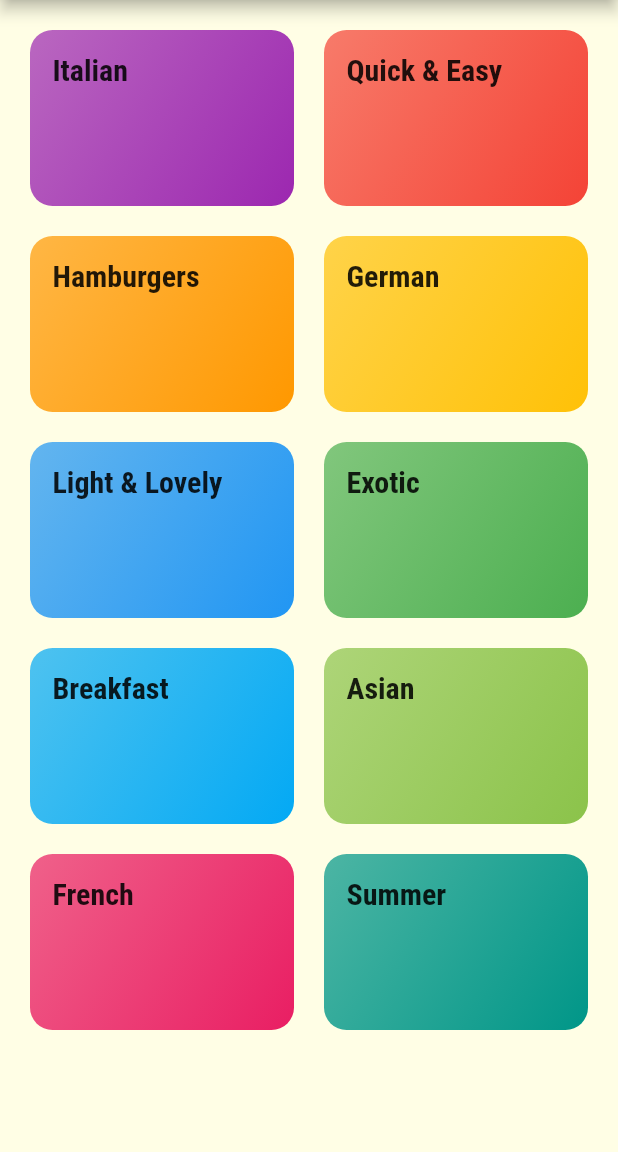
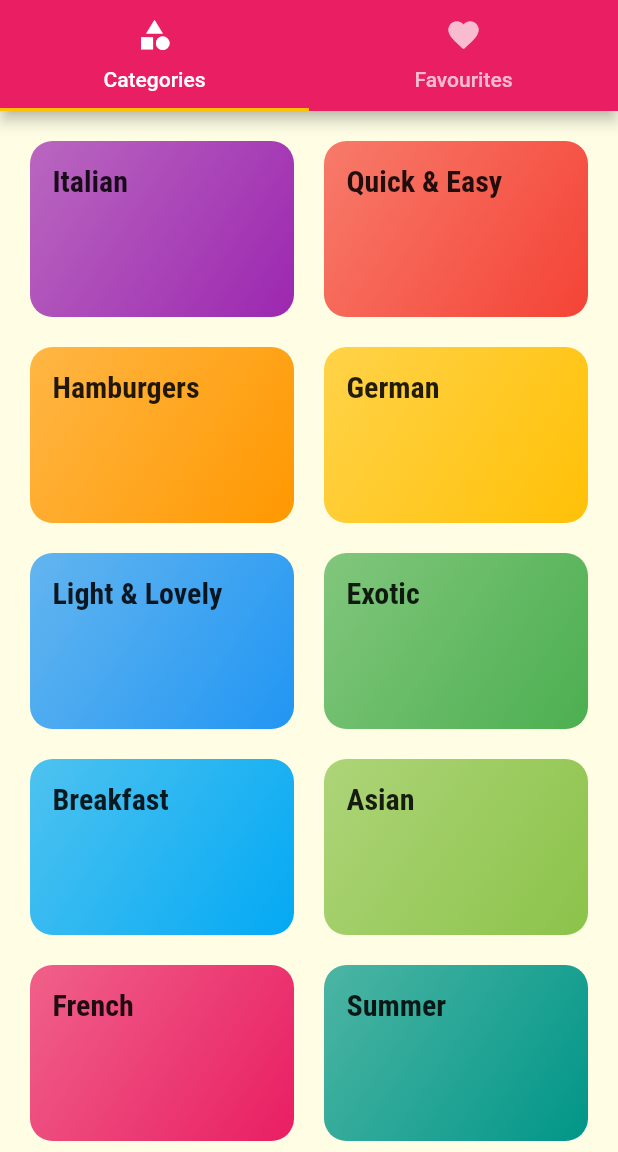
Before and after one commit to thisisbillall/Recipo, a Flutter app: the screen it shows after launch, on a phone screen of 412 x 824 dp, the part 84-1236 px from its top. Run offline on Flutter 3.47's test engine with Material 2 defaults, Android fonts, the phone set to English and light mode, and no system bars; Roboto replaces fonts that are missing (Railway).

Commit message:
Nav Tabs added

```diff
--- a/lib/main.dart
+++ b/lib/main.dart
@@ -2,6 +2,7 @@ import 'package:flutter/material.dart';
 import 'package:recipo/screens/Categories_screen.dart';
 import 'package:recipo/screens/category_meals_screen.dart';
 import 'package:recipo/screens/meal_detail_screen.dart';
+import 'package:recipo/screens/tab_screen.dart';
 
 void main() => runApp(MyApp());
 
@@ -25,10 +26,14 @@ class MyApp extends StatelessWidget {
       // home: CategoriesScreen(),
       initialRoute: '/',
       routes: {
-        '/': (ctx) => CategoriesScreen(),
+        '/': (ctx) => TabsScreen(),
         CategoryMealScreen.routeNAme: (ctx) => CategoryMealScreen(),
         MealDetails.routeName: (ctx) => MealDetails(),
       },
+      // onGenerateRoute: (settings) { when route not registered in routes table
+      //   return MaterialPageRoute(builder: (ctx))
+      // },
+      // onUnknownRoute: (settings) {return}, when onGen fails
     );
   }
 }
--- a/lib/screens/Categories_screen.dart
+++ b/lib/screens/Categories_screen.dart
@@ -5,18 +5,15 @@ import 'package:recipo/dummy_data.dart';
 class CategoriesScreen extends StatelessWidget {
   @override
   Widget build(BuildContext context) {
-    return Scaffold(
-      appBar: AppBar(title: const Text("Recipo")),
-      body: GridView(
-          padding: const EdgeInsets.all(20),
-          children: DUMMY_DATA
-              .map((e) => CategoriItem(e.id, e.title, e.color))
-              .toList(),
-          gridDelegate: SliverGridDelegateWithMaxCrossAxisExtent(
-              maxCrossAxisExtent: 200,
-              childAspectRatio: 1.5,
-              crossAxisSpacing: 20,
-              mainAxisSpacing: 20)),
+    return GridView(
+      padding: const EdgeInsets.all(20),
+      children:
+          DUMMY_DATA.map((e) => CategoriItem(e.id, e.title, e.color)).toList(),
+      gridDelegate: SliverGridDelegateWithMaxCrossAxisExtent(
+          maxCrossAxisExtent: 200,
+          childAspectRatio: 1.5,
+          crossAxisSpacing: 20,
+          mainAxisSpacing: 20),
     );
   }
 }
--- /dev/null
+++ b/lib/screens/tab_screen.dart
@@ -0,0 +1,32 @@
+import 'package:flutter/material.dart';
+import 'package:recipo/screens/Categories_screen.dart';
+import 'package:recipo/screens/favourite_screen.dart';
+
+class TabsScreen extends StatefulWidget {
+  @override
+  _TabsScreenState createState() => _TabsScreenState();
+}
+
+class _TabsScreenState extends State<TabsScreen> {
+  @override
+  Widget build(BuildContext context) {
+    return DefaultTabController(
+        // initialIndex: 1,
+        length: 2,
+        child: Scaffold(
+          appBar: AppBar(
+            title: Text("Recipo"),
+            bottom: TabBar(
+              automaticIndicatorColorAdjustment: true,
+              tabs: [
+                Tab(icon: Icon(Icons.category), text: 'Categories'),
+                Tab(icon: Icon(Icons.favorite), text: 'Favourites'),
+              ],
+            ),
+          ),
+          body: TabBarView(
+            children: [CategoriesScreen(), FavouriteScreen()],
+          ),
+        ));
+  }
+}
```
Also changed, not shown: lib/screens/favourite_screen.dart (added, +10 -0 lines), lib/screens/meal_detail_screen.dart (+77 -4 lines).
